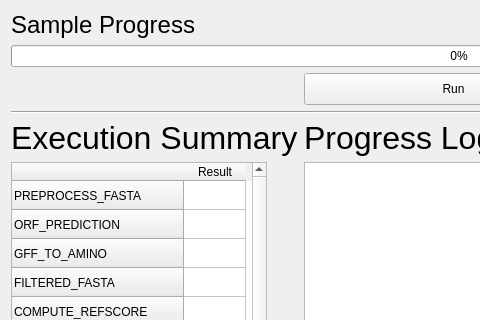
This is ProgressDialog.ui in hallamlab/MetaPathwaysGUI as Qt 5 draws it before an edit; both pictures show x 0 to 480 and y 0 to 320 of the 918 by 928 pixel window. The edited form follows.
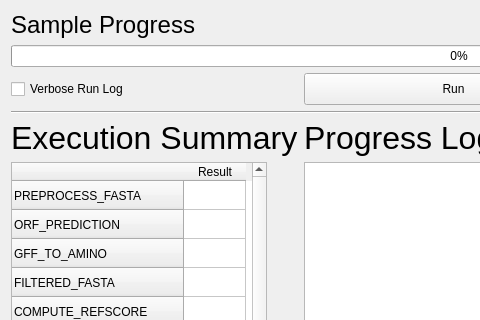
This is the edited form.

```diff
--- a/ProgressDialog.ui
+++ b/ProgressDialog.ui
@@ -285,6 +285,13 @@
      </property>
     </widget>
    </item>
+   <item row="2" column="0">
+    <widget class="QCheckBox" name="runVerboseCheckBox">
+     <property name="text">
+      <string>Verbose Run Log</string>
+     </property>
+    </widget>
+   </item>
   </layout>
  </widget>
  <resources/>
```
